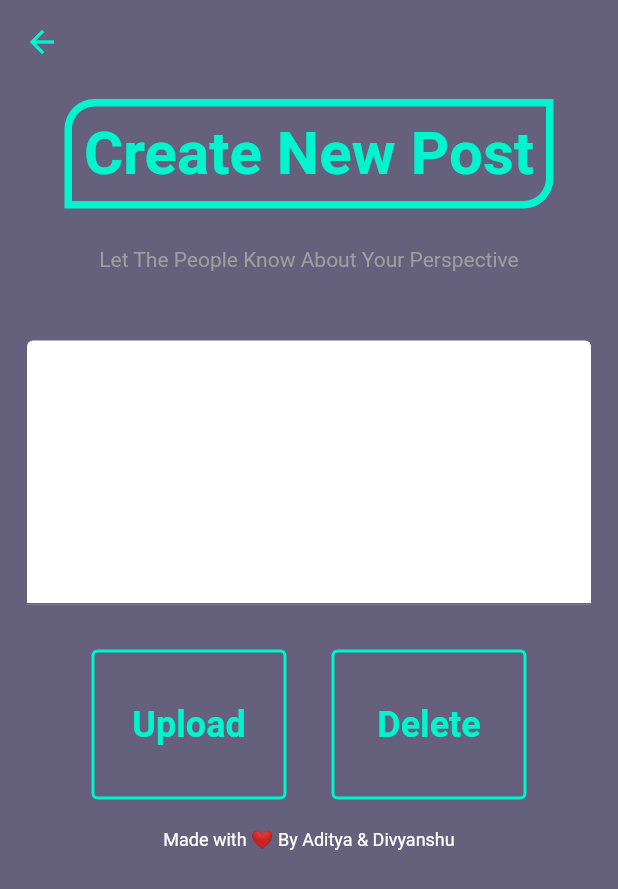
After one commit to Programmer9211/Vertical-Y, a Flutter app: the CreatePost screen opened directly, on a phone screen of 412 x 824 dp. The commit adds this screen. Shown: the top 889 px of the screen. Run offline on Flutter 3.47's test engine with Material 2 defaults, Android fonts, the phone set to English and light mode, and no system bars; our stand-ins replace cloud_firestore, firebase_auth, firebase_core; accounts and stored records are empty.

Commit message:
post creation page

```diff
--- /dev/null
+++ b/lib/home/Screens/postCreation.dart
@@ -0,0 +1,126 @@
+import 'package:flutter/material.dart';
+import 'package:not_whatsapp/shared/logo.dart';
+
+class CreatePost extends StatefulWidget {
+  @override
+  _CreatePostState createState() => _CreatePostState();
+}
+
+class _CreatePostState extends State<CreatePost> {
+  @override
+  Widget build(BuildContext context) {
+    return Scaffold(
+      appBar: AppBar(
+        elevation: 0.0,
+        backgroundColor: Color.fromRGBO(101, 97, 125, 1.0),
+        iconTheme: IconThemeData(
+          color:  Color.fromRGBO(0, 245, 206, 1.0)
+        ),
+      ),
+      backgroundColor: Color.fromRGBO(101, 97, 125, 1.0),
+      body: SingleChildScrollView(
+          child: Container(
+          height: MediaQuery.of(context).size.height,
+          width: MediaQuery.of(context).size.width,
+          child: Column(
+            children: [
+              Padding(
+                padding: const EdgeInsets.only(top: 10.0),
+                child: Container(
+                  padding: EdgeInsets.all(8),
+                  decoration: BoxDecoration(
+                      border: Border.all(
+                          color: Color.fromRGBO(0, 245, 206, 1.0), width: 5),
+                      borderRadius: BorderRadius.only(
+                          topLeft: Radius.circular(20),
+                          bottomRight: Radius.circular(20))),
+                  child: Text(
+                    "Create New Post",
+                    style: TextStyle(
+                      fontSize: 40,
+                      fontWeight: FontWeight.bold,
+                      color: Color.fromRGBO(0, 245, 206, 1.0),
+                    ),
+                  ),
+                ),
+              ),
+              SizedBox(height: 10),
+              Padding(
+                padding: const EdgeInsets.all(16.0),
+                child: Text(
+                  "Let The People Know About Your Perspective",
+                  textAlign: TextAlign.center,
+                  style: TextStyle(color: Colors.grey),
+                ),
+              ),
+              SizedBox(height: 30),
+              Padding(
+                padding: const EdgeInsets.only(left: 18.0, right: 18.0),
+                child: TextField(
+                  maxLines: 8,
+                  decoration: InputDecoration(
+                    fillColor: Colors.white,
+                    filled: true,
+                    focusedBorder: OutlineInputBorder(
+                      borderSide: BorderSide(
+                          color: Color.fromRGBO(0, 245, 206, 1.0), width: 4.0),
+                    ),
+                  ),
+                ),
+              ),
+              SizedBox(height: 30),
+              Row(
+                mainAxisAlignment: MainAxisAlignment.center,
+                children: [
+                  MaterialButton(
+                    height: 100,
+                    minWidth: 130,
+                    shape: OutlineInputBorder(
+                      borderSide: BorderSide(
+                              color: Color.fromRGBO(0, 245, 206, 1.0), width: 2.0),
+                    ),
+                    child: Text(
+                      "Upload",
+                      style: TextStyle(
+                        fontSize: 24,
+                        fontWeight: FontWeight.w700,
+                        color: Color.fromRGBO(0, 245, 206, 1.0)
+                      ),
+                    ),
+                    onPressed: (){},
+                  ),
+                  SizedBox(width: 30,),
+                  MaterialButton(
+                    height: 100,
+                    minWidth: 130,
+                    shape: OutlineInputBorder(
+                      borderSide: BorderSide(
+                              color: Color.fromRGBO(0, 245, 206, 1.0), width: 2.0),
+                    ),
+                    child: Text(
+                      "Delete",
+                      style: TextStyle(
+                        fontSize: 24,
+                        fontWeight: FontWeight.w700,
+                        color: Color.fromRGBO(0, 245, 206, 1.0)
+                      ),
+                    ),
+                    onPressed: (){},
+                  ),
+                ],
+              ),
+              SizedBox(height: 20),
+              Text(
+                      "Made with ❤ By Aditya & Divyanshu",
+                      style: TextStyle(
+                        fontSize: 12,
+                        color: Colors.white
+                      ),
+                    ),
+            ],
+          ),
+        ),
+      ),
+    );
+  }
+}
--- a/lib/home/Screens/profile.dart
+++ b/lib/home/Screens/profile.dart
@@ -1,6 +1,7 @@
 
 import 'package:flutter/material.dart';
 
+// ignore: must_be_immutable
 class Profile extends StatefulWidget {
   @override
   _ProfileState createState() => _ProfileState();
@@ -40,7 +41,7 @@ class _ProfileState extends State<Profile> {
                 ),
               ),
               Text(
-                "Divyanshu S. Rajput",
+               "No name" ,
                 style: TextStyle(
                     fontSize: 30,
                     fontWeight: FontWeight.w500,
@@ -101,15 +102,17 @@ class _ProfileState extends State<Profile> {
           ),
         ),
       ),
-      floatingActionButton: FloatingActionButton.extended(onPressed: (){},
+      floatingActionButton: FloatingActionButton.extended(
+        onPressed: () {},
         backgroundColor: Color.fromRGBO(0, 245, 206, 1.0),
-      label:Text(
+        label: Text(
           "Say Hi 👋",
           style: TextStyle(
               fontSize: 16,
               fontWeight: FontWeight.w500,
               color: Color.fromRGBO(101, 97, 125, 1.0)),
-              ),),
+        ),
+      ),
     );
   }
 }
--- a/lib/home/home.dart
+++ b/lib/home/home.dart
@@ -1,5 +1,6 @@
 import 'package:cloud_firestore/cloud_firestore.dart';
 import 'package:flutter/material.dart';
+import 'package:not_whatsapp/home/Screens/postCreation.dart';
 import 'package:not_whatsapp/home/Screens/profile.dart';
 import 'package:not_whatsapp/services/auth.dart';
 import 'package:not_whatsapp/shared/const.dart';
@@ -11,7 +12,6 @@ class Home extends StatefulWidget {
 }
 
 class _HomeState extends State<Home> {
-
   @override
   Widget build(BuildContext context) {
     return DefaultTabController(
@@ -28,11 +28,22 @@ class _HomeState extends State<Home> {
             ),
           ),
           actions: [
+            FlatButton.icon(
+                onPressed: () {
+                  Navigator.push(context, MaterialPageRoute(builder: (context)=> CreatePost()));
+                },
+                icon: Icon(Icons.add_to_queue, color: Color.fromRGBO(101, 97, 125, 1.0),),
+                label: Text(
+                  "New Post",
+                  style: TextStyle(
+                    color: Color.fromRGBO(101, 97, 125, 1.0),
+                  ),
+                )),
             IconButton(
-                icon: Icon(Icons.settings),
+                icon: Icon(Icons.menu, size: 20, color: Color.fromRGBO(101, 97, 125, 1.0),),
                 onPressed: () {
                   signout(context);
-                })
+                }),
           ],
           bottom: TabBar(
             indicatorColor: Color.fromRGBO(101, 97, 125, 1.0),
@@ -92,20 +103,18 @@ class _FeedsState extends State<Feeds> {
         context: context,
         builder: (context) => Dialog(
               child: Container(
-                height: MediaQuery.of(context).size.height*0.5,
+                height: MediaQuery.of(context).size.height * 0.5,
                 child: Column(
                   children: [
                     Padding(
-                      padding: const EdgeInsets.only(left:8.0, right: 8.0),
+                      padding: const EdgeInsets.only(left: 8.0, right: 8.0),
                       child: TextField(
                         controller: title,
-                        decoration: textPostField.copyWith(hintText: "Give a nice Catchy Title 👌"),
+                        decoration: textPostField.copyWith(
+                            hintText: "Give a nice Catchy Title 👌"),
                       ),
                     ),
-                    TextField(
-                      controller: des,
-                      decoration: textPostField
-                    ),
+                    TextField(controller: des, decoration: textPostField),
                     FlatButton(
                         onPressed: () {
                           FirebaseFirestore.instance.collection('news').add({
@@ -157,9 +166,7 @@ class _FeedsState extends State<Feeds> {
                       );
                 }
               } else {
-                return Container(
-                    //
-                    );
+                return Container();
               }
             }),
         floatingActionButton: FloatingActionButton(
@@ -174,7 +181,6 @@ class _FeedsState extends State<Feeds> {
 }
 
 // ignore: must_be_immutable
-
 
 class Message extends StatefulWidget {
   @override
--- a/lib/shared/PostCard.dart
+++ b/lib/shared/PostCard.dart
@@ -73,7 +73,7 @@ class _PostState extends State<Post> {
                           ),
                           SizedBox(height: 2),
                           Text(
-                            "Flutter Developer",
+                            "${widget.ds['des']}",
                             style: TextStyle(
                                 fontSize: 14, color: Colors.grey[700]),
                           ),
```
Lines whose indentation alone changed are shown as unchanged.
